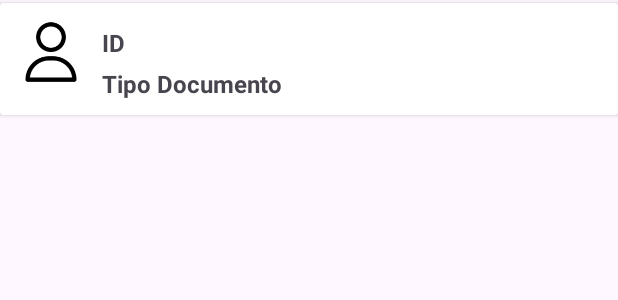
After one commit to DianaHerrera01/Movil_proyecto_coinve, an Android app: the layout tiposdocumentocard.xml on its own in the app's theme, with its tools: preview values and no code run, on a phone screen of 412 x 824 dp. The commit adds this screen. Shown: the top 300 px of the screen. Run offline under Robolectric (Android 15) with nearby library versions, the phone set to English and light mode, and no system bars.

Commit message:
Tipo Documento

```diff
--- /dev/null
+++ b/app/src/main/res/layout/tiposdocumentocard.xml
@@ -0,0 +1,53 @@
+<?xml version="1.0" encoding="utf-8"?>
+<androidx.cardview.widget.CardView xmlns:android="http://schemas.android.com/apk/res/android"
+    xmlns:app="http://schemas.android.com/apk/res-auto"
+    xmlns:tools="http://schemas.android.com/tools"
+    android:layout_marginTop="2dp"
+    android:layout_width="match_parent"
+    android:layout_height="wrap_content">
+
+    <LinearLayout
+        android:layout_width="match_parent"
+        android:layout_height="wrap_content"
+        android:orientation="horizontal"
+        android:padding="10dp">
+
+
+        <ImageView
+            android:id="@+id/iv_imagenautor"
+            android:layout_width="48dp"
+            android:layout_height="45dp"
+            android:layout_marginRight="10dp"
+        android:src="@drawable/ic_clientes"/>
+
+
+        <LinearLayout
+            android:layout_width="wrap_content"
+            android:layout_height="wrap_content"
+            android:orientation="vertical">
+
+
+            <TextView
+                android:id="@+id/rv_idtipodocumento"
+                android:layout_width="wrap_content"
+                android:layout_height="wrap_content"
+                android:text="ID"
+                android:textStyle="bold"
+                android:textSize="16sp"
+                android:layout_marginTop="5dp"/>
+
+
+            <TextView
+                android:id="@+id/rv_tiposdocumento"
+                android:layout_width="wrap_content"
+                android:layout_height="wrap_content"
+                android:text="Tipo Documento"
+                android:textStyle="bold"
+                android:textSize="16sp"
+                android:layout_marginTop="5dp"/>
+
+        </LinearLayout>
+
+    </LinearLayout>
+
+</androidx.cardview.widget.CardView>
--- a/app/src/main/res/menu/bottom_nav_menu.xml
+++ b/app/src/main/res/menu/bottom_nav_menu.xml
@@ -1,7 +1,7 @@
 <?xml version="1.0" encoding="utf-8"?>
 <menu xmlns:android="http://schemas.android.com/apk/res/android">
     <item
-        android:id="@+id/mnit_clientes"
+        android:id="@+id/mnit_tipodocumentos"
         android:icon="@drawable/ic_clientes"
         android:title="Tipo Documento" />
 
```
Also changed, not shown: app/src/main/java/com/befj/myapplication/Adapters/TipoDocumentoAdapter.java (+11 -5 lines), app/src/main/java/com/befj/myapplication/Code/TipodocumentoFragment.java (renamed from app/src/main/java/com/befj/myapplication/Code/TipoDocumentoFragment.java, +18 -25 lines), app/src/main/java/com/befj/myapplication/Code/UserActivity.java (+20 -57 lines), app/src/main/java/com/befj/myapplication/Models/TipoDocumento.java (+4 -4 lines), app/src/main/java/com/befj/myapplication/Retrofit/RetrofitService.java (+5 -5 lines), app/src/main/res/layout/fragment_tipodocumento.xml (+5 -8 lines), app/src/main/res/layout/item_tipo_documento.xml (deleted, +0 -17 lines).
